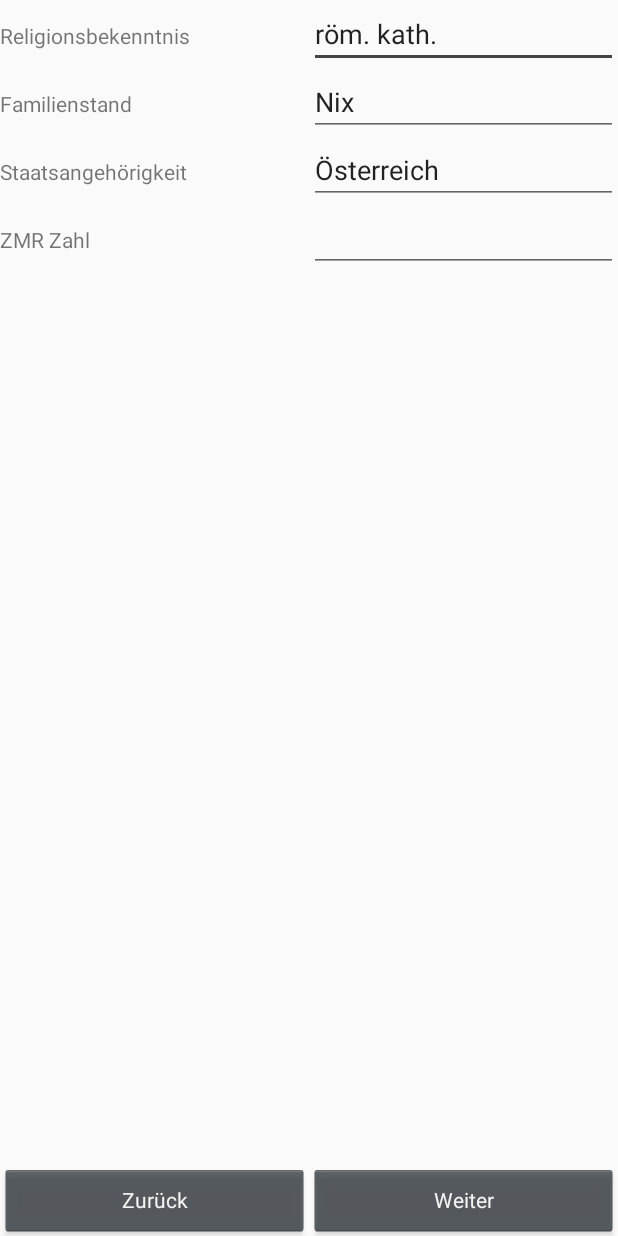
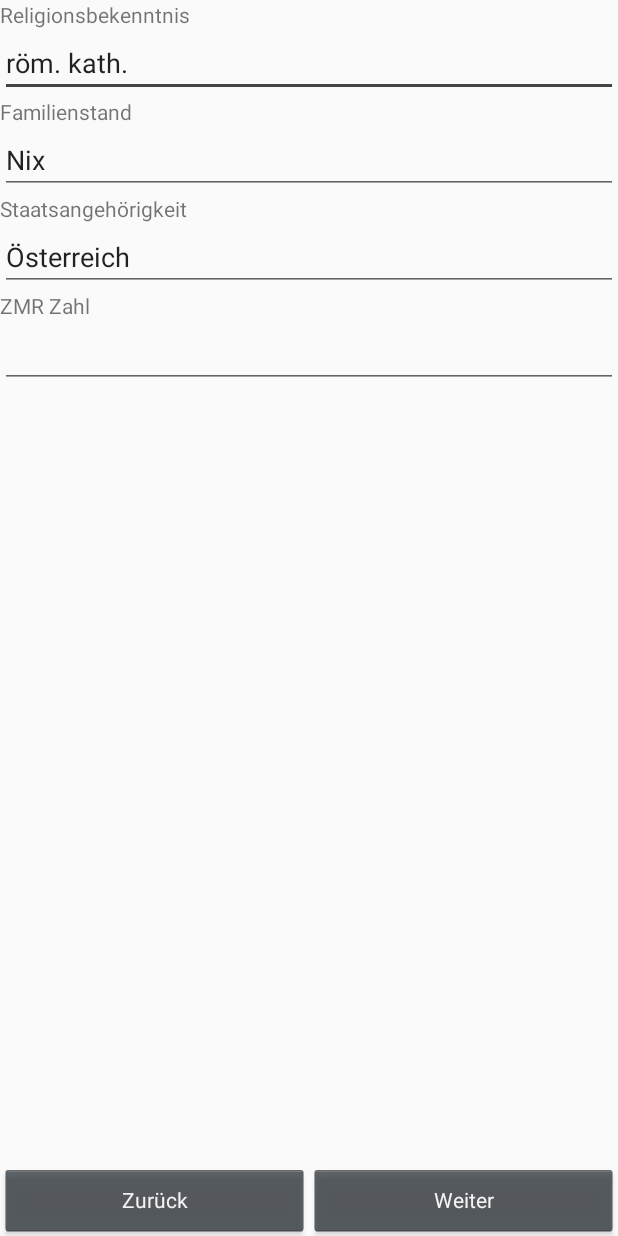
Before and after one commit to SKogelnik/resifo-android, an Android app: the InputTwoActivity screen opened directly, with no data from a screen before it, on a phone screen of 412 x 824 dp. Run offline under Robolectric (Android 15) with nearby library versions, the phone set to English and light mode, and no system bars; 5 statements that could not run were skipped.

Commit message:
Designchange

```diff
--- a/Resifo/app/src/main/res/layout/religion2_page.xml
+++ b/Resifo/app/src/main/res/layout/religion2_page.xml
@@ -9,7 +9,7 @@
         android:layout_height="wrap_content">
 
         <LinearLayout
-            android:orientation="horizontal"
+            android:orientation="vertical"
             android:layout_width="match_parent"
             android:layout_height="match_parent">
 
@@ -31,7 +31,7 @@
         </LinearLayout>
 
         <LinearLayout
-            android:orientation="horizontal"
+            android:orientation="vertical"
             android:layout_width="match_parent"
             android:layout_height="match_parent">
 
@@ -53,7 +53,7 @@
         </LinearLayout>
 
         <LinearLayout
-            android:orientation="horizontal"
+            android:orientation="vertical"
             android:layout_width="match_parent"
             android:layout_height="match_parent">
 
@@ -75,7 +75,7 @@
         </LinearLayout>
 
         <LinearLayout
-            android:orientation="horizontal"
+            android:orientation="vertical"
             android:layout_width="match_parent"
             android:layout_height="match_parent">
 
```
